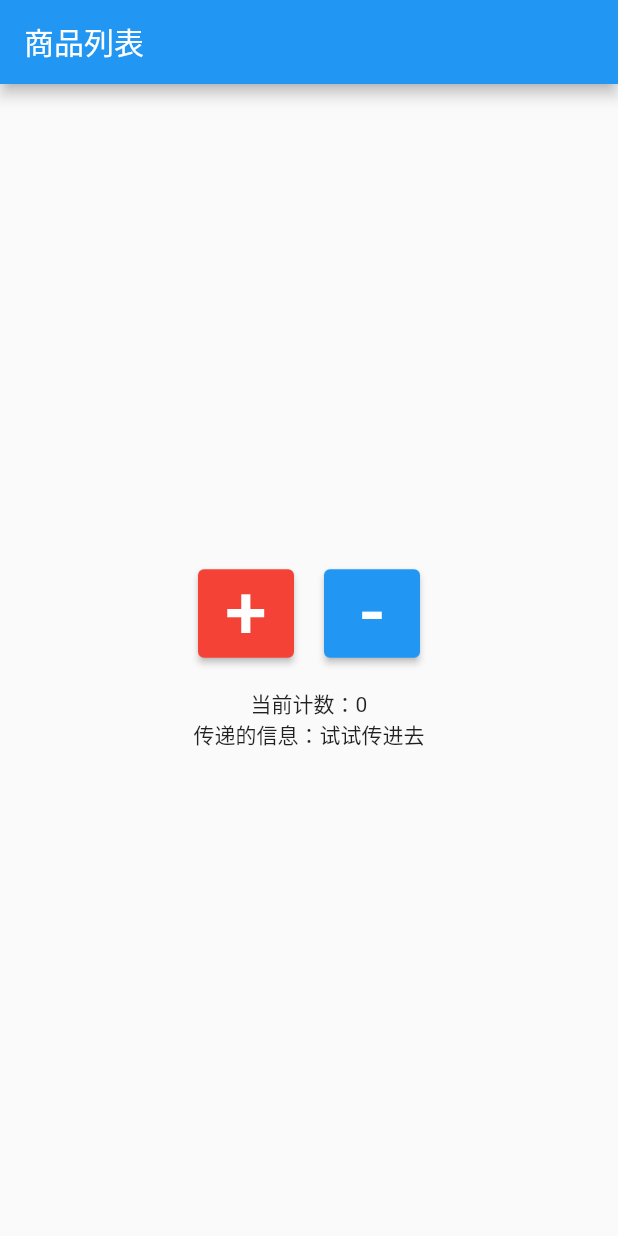
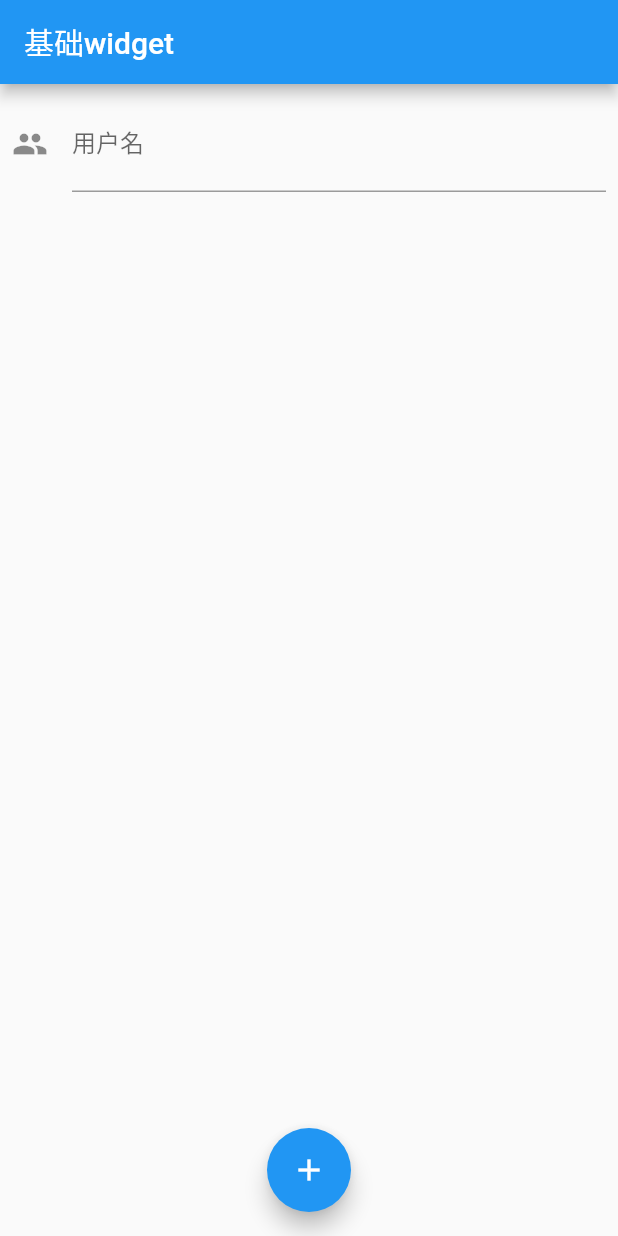
Before and after one commit to JieCode/learn_flutter, a Flutter app: the screen it shows after launch, on a phone screen of 412 x 824 dp. Run offline on Flutter 3.47's test engine with Material 2 defaults, Android fonts, the phone set to English and light mode, and no system bars.

Commit message:
学习day3

```diff
--- /dev/null
+++ b/lib/day02/03_生命周期细节.dart
@@ -0,0 +1,125 @@
+import 'package:flutter/cupertino.dart';
+import 'package:flutter/material.dart';
+
+main() => runApp(MyApp());
+
+class MyApp extends StatelessWidget {
+  const MyApp({Key? key}) : super(key: key);
+
+  @override
+  Widget build(BuildContext context) {
+    return HYHomePage();
+  }
+}
+
+// StatelessWidget的声明周期：构造函数-> build
+class HYHomePage extends StatelessWidget {
+  HYHomePage({Key? key}) : super(key: key){
+    print("1.HYHomePage StatelessWidget 构造函数被调用");
+  }
+
+  @override
+  Widget build(BuildContext context) {
+    print("2.HYHomePage StatelessWidget build函数被调用");
+    return MaterialApp(
+        home: Scaffold(
+          appBar: AppBar(
+            title: Text("商品列表"),
+          ),
+          body: HYHomeContent(message: "试试传进去",),
+        )
+    );
+  }
+}
+
+// StatefulWidget的声明周期：StatefulWidget构造函数->StatefulWidget createState->State构造函数->State initState->State build
+class HYHomeContent extends StatefulWidget {
+  String? message;
+  HYHomeContent({Key? key,this.message}){
+    print("1.HYHomeContent StatefulWidget 构造函数被调用");
+  }
+
+  @override
+  State<HYHomeContent> createState() {
+    print("2.HYHomeContent StatefulWidget createState函数被调用");
+    return _HYHomeContentState();
+  }
+}
+
+class _HYHomeContentState extends State<HYHomeContent> {
+  var _counter = 0;
+  _HYHomeContentState(){
+    print("3._HYHomeContentState State 构造函数被调用");
+  }
+
+  @override
+  void initState() {
+    //必须调用super
+    // 1.父类初始化
+    // 2.不调用会报错
+    super.initState();
+    print("4._HYHomeContentState State initState函数被调用");
+  }
+
+  @override
+  void didChangeDependencies() {
+    super.didChangeDependencies();
+    print("_HYHomeContentState State didChangeDependencies函数被调用");
+  }
+
+  @override
+  Widget build(BuildContext context) {
+    print("5._HYHomeContentState State build函数被调用");
+    return Center(
+      child: Column(
+        mainAxisAlignment: MainAxisAlignment.center,
+        children: [
+          _getButtons(),
+          SizedBox(
+            height: 20,
+          ),
+          Text("当前计数：$_counter"),
+          Text("传递的信息：${widget.message}"),
+        ],
+      ),
+    );
+  }
+
+  Widget _getButtons() {
+    return Row(
+      mainAxisAlignment: MainAxisAlignment.center,
+      children: [
+        ElevatedButton(
+            child: Text(
+              "+",
+              style: TextStyle(fontSize: 50, color: Colors.white),
+            ),
+            onPressed: () {
+              setState(() {
+                _counter++;
+              });
+              print("点击+, counter: $_counter");
+            },
+            style: ButtonStyle(
+              backgroundColor: MaterialStateProperty.all(Colors.red),
+            )),
+        SizedBox(
+          width: 20,
+        ),
+        ElevatedButton(
+          child: Text(
+            "-",
+            style: TextStyle(fontSize: 50, color: Colors.white),
+          ),
+          onPressed: () {
+            setState(() {
+              _counter--;
+            });
+            print("点击-, counter: $_counter");
+          },
+        ),
+      ],
+    );
+  }
+
+}
--- a/lib/main.dart
+++ b/lib/main.dart
@@ -1,4 +1,3 @@
-import 'package:flutter/cupertino.dart';
 import 'package:flutter/material.dart';
 
 main() => runApp(MyApp());
@@ -8,118 +7,55 @@ class MyApp extends StatelessWidget {
 
   @override
   Widget build(BuildContext context) {
-    return HYHomePage();
-  }
-}
-
-// StatelessWidget的声明周期：构造函数-> build
-class HYHomePage extends StatelessWidget {
-  HYHomePage({Key? key}) : super(key: key){
-   print("1.HYHomePage StatelessWidget 构造函数被调用");
-  }
-
-  @override
-  Widget build(BuildContext context) {
-    print("2.HYHomePage StatelessWidget build函数被调用");
     return MaterialApp(
-        home: Scaffold(
-          appBar: AppBar(
-            title: Text("商品列表"),
-          ),
-          body: HYHomeContent(message: "试试传进去",),
-        )
+      home: HYHomePage(),
     );
   }
 }
 
-// StatefulWidget的声明周期：StatefulWidget构造函数->StatefulWidget createState->State构造函数->State initState->State build
-class HYHomeContent extends StatefulWidget {
-  String? message;
-  HYHomeContent({Key? key,this.message}){
-    print("1.HYHomeContent StatefulWidget 构造函数被调用");
-  }
+class HYHomePage extends StatelessWidget {
+  const HYHomePage({Key? key}) : super(key: key);
 
   @override
-  State<HYHomeContent> createState() {
-    print("2.HYHomeContent StatefulWidget createState函数被调用");
-    return _HYHomeContentState();
+  Widget build(BuildContext context) {
+    return Scaffold(
+      appBar: AppBar(
+        title: Text("基础widget"),
+      ),
+      body: HYHomeContent(),
+      floatingActionButton: FloatingActionButton(
+          onPressed: ()=>print("FloatingActionButton"),
+          child: Icon(Icons.add)
+      ),
+      floatingActionButtonLocation: FloatingActionButtonLocation.centerFloat,
+    );
   }
 }
 
-class _HYHomeContentState extends State<HYHomeContent> {
-  var _counter = 0;
-  _HYHomeContentState(){
-    print("3._HYHomeContentState State 构造函数被调用");
-  }
+class HYHomeContent extends StatefulWidget {
+  const HYHomeContent({Key? key}) : super(key: key);
 
   @override
-  void initState() {
-    //必须调用super
-    // 1.父类初始化
-    // 2.不调用会报错
-    super.initState();
-    print("4._HYHomeContentState State initState函数被调用");
-  }
+  _HYHomeContentState createState() => _HYHomeContentState();
+}
 
-  @override
-  void didChangeDependencies() {
-    super.didChangeDependencies();
-    print("_HYHomeContentState State didChangeDependencies函数被调用");
-  }
-
+class _HYHomeContentState extends State<HYHomeContent> {
   @override
   Widget build(BuildContext context) {
-    print("5._HYHomeContentState State build函数被调用");
-    return Center(
+    //TextSpan中的children换行
+    return Padding(
+      padding: EdgeInsets.all(8.0),
       child: Column(
-        mainAxisAlignment: MainAxisAlignment.center,
         children: [
-          _getButtons(),
-          SizedBox(
-            height: 20,
+          TextField(
+            decoration: InputDecoration(
+              icon: Icon(Icons.people),
+              labelText: "用户名",
+              hintText: "请输入用户名",
+            ),
           ),
-          Text("当前计数：$_counter"),
-          Text("传递的信息：${widget.message}"),
         ],
       ),
     );
   }
-
-  Widget _getButtons() {
-    return Row(
-      mainAxisAlignment: MainAxisAlignment.center,
-      children: [
-        ElevatedButton(
-            child: Text(
-              "+",
-              style: TextStyle(fontSize: 50, color: Colors.white),
-            ),
-            onPressed: () {
-              setState(() {
-                _counter++;
-              });
-              print("点击+, counter: $_counter");
-            },
-            style: ButtonStyle(
-              backgroundColor: MaterialStateProperty.all(Colors.red),
-            )),
-        SizedBox(
-          width: 20,
-        ),
-        ElevatedButton(
-          child: Text(
-            "-",
-            style: TextStyle(fontSize: 50, color: Colors.white),
-          ),
-          onPressed: () {
-            setState(() {
-              _counter--;
-            });
-            print("点击-, counter: $_counter");
-          },
-        ),
-      ],
-    );
-  }
-
 }
--- a/pubspec.yaml
+++ b/pubspec.yaml
@@ -59,9 +59,8 @@ flutter:
   uses-material-design: true
 
   # To add assets to your application, add an assets section, like this:
-  # assets:
-  #   - images/a_dot_burr.jpeg
-  #   - images/a_dot_ham.jpeg
+  assets:
+    - assets/images/
 
   # An image asset can refer to one or more resolution-specific "variants", see
   # https://flutter.dev/assets-and-images/#resolution-aware
```
Also changed, not shown: lib/day03/01_文本的widget.dart (added, +53 -0 lines), lib/day03/02_按钮的widget.dart (added, +112 -0 lines), lib/day03/03_图片的widget.dart (added, +41 -0 lines), assets/images/xhscdn.webp (added), 1 other file.
